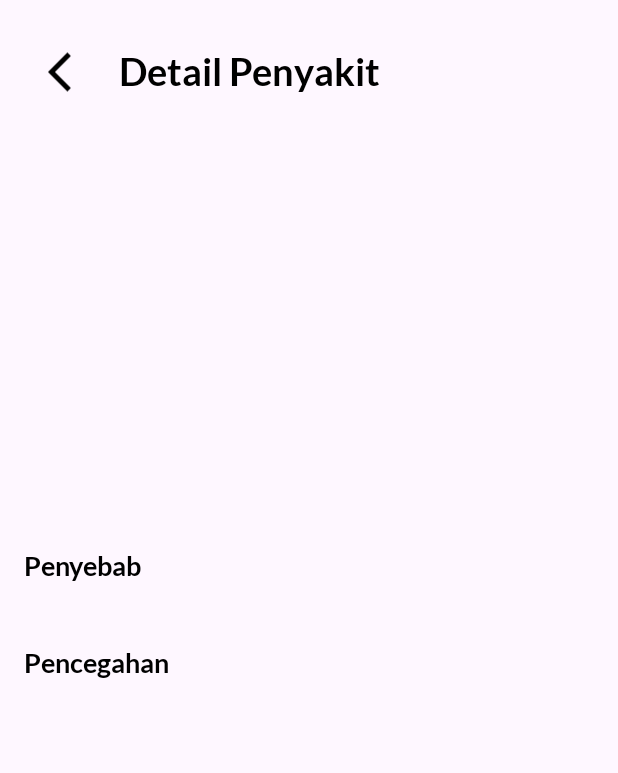
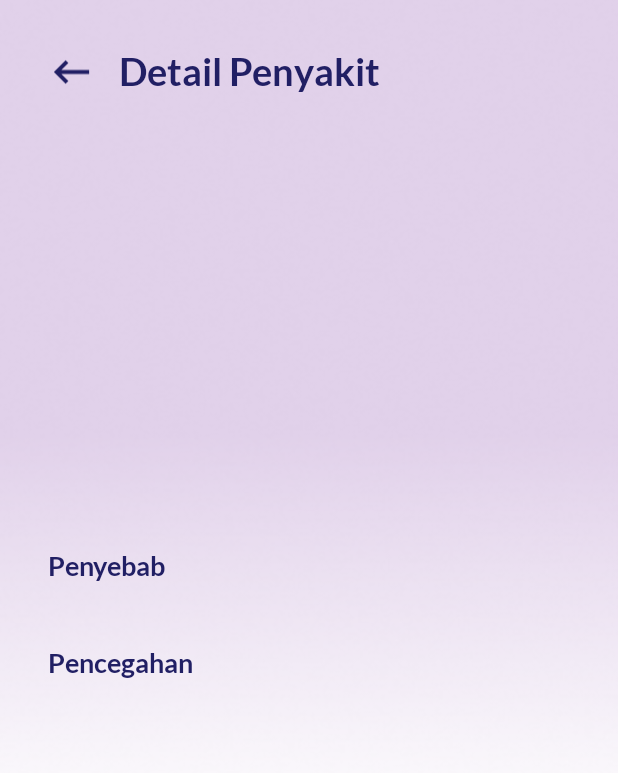
Before and after one commit to EverdD/SKeen, an Android app: the DetailActivity screen opened directly, with no data from a screen before it, on a phone screen of 412 x 824 dp. Shown: the top 773 px of the screen. Run offline under Robolectric (Android 15) with nearby library versions, the phone set to English and light mode, and no system bars.

Commit message:
fix layout

```diff
--- a/app/src/main/res/drawable/ic_back.xml
+++ b/app/src/main/res/drawable/ic_back.xml
@@ -1,5 +1,5 @@
 <vector xmlns:android="http://schemas.android.com/apk/res/android" android:autoMirrored="true" android:height="24dp" android:tint="#000000" android:viewportHeight="24" android:viewportWidth="24" android:width="24dp">
 
-    <path android:fillColor="@android:color/white" android:pathData="M11.67,3.87L9.9,2.1 0,12l9.9,9.9 1.77,-1.77L3.54,12z"/>
+    <path android:fillColor="@android:color/white" android:pathData="M21,11H6.83l3.58,-3.59L9,6l-6,6 6,6 1.41,-1.41L6.83,13H21z"/>
 
 </vector>
--- a/app/src/main/res/layout/activity_detail.xml
+++ b/app/src/main/res/layout/activity_detail.xml
@@ -3,20 +3,24 @@
     xmlns:app="http://schemas.android.com/apk/res-auto"
     android:layout_width="match_parent"
     android:layout_height="match_parent"
-    android:padding="16dp">
+    android:padding="16dp"
+    android:scrollbars="none"
+    android:background="@drawable/background_dashboard">
 
-    <LinearLayout
+    <androidx.constraintlayout.widget.ConstraintLayout
         android:layout_width="match_parent"
         android:layout_height="wrap_content"
-        android:orientation="vertical">
+        android:padding="16dp">
 
         <LinearLayout
-            android:layout_width="wrap_content"
+            android:id="@+id/headerLayout"
+            android:layout_width="0dp"
             android:layout_height="wrap_content"
             android:orientation="horizontal"
-            android:layout_marginTop="16dp"
-            android:layout_marginStart="16dp"
-            android:gravity="center_vertical">
+            android:gravity="center_vertical"
+            app:layout_constraintTop_toTopOf="parent"
+            app:layout_constraintStart_toStartOf="parent"
+            app:layout_constraintEnd_toEndOf="parent">
 
             <ImageView
                 android:id="@+id/imageBack"
@@ -24,7 +28,7 @@
                 android:layout_height="32dp"
                 android:contentDescription="@string/app_name"
                 android:src="@drawable/ic_back"
-                android:tint="@color/black" />
+                app:tint="@color/colorThird" />
 
             <TextView
                 android:id="@+id/textView2"
@@ -33,72 +37,96 @@
                 android:layout_marginStart="16dp"
                 android:fontFamily="@font/lato_bold"
                 android:text="Detail Penyakit"
-                android:textColor="@color/black"
+                android:textColor="@color/colorThird"
                 android:textSize="25sp" />
         </LinearLayout>
 
         <ImageView
             android:id="@+id/imgDiseasePhoto"
-            android:layout_width="match_parent"
+            android:layout_width="0dp"
             android:layout_height="200dp"
             android:layout_marginTop="16dp"
-            android:scaleType="centerCrop" />
+            android:scaleType="centerCrop"
+            app:layout_constraintTop_toBottomOf="@id/headerLayout"
+            app:layout_constraintStart_toStartOf="parent"
+            app:layout_constraintEnd_toEndOf="parent" />
 
         <TextView
             android:id="@+id/tvDiseaseName"
-            android:layout_width="wrap_content"
+            android:layout_width="0dp"
             android:layout_height="wrap_content"
             android:layout_marginTop="16dp"
-            android:textColor="@android:color/black"
+            android:fontFamily="@font/lato_bold"
+            android:textColor="@color/colorThird"
             android:textSize="24sp"
-            android:fontFamily="@font/lato_bold" />
+            app:layout_constraintTop_toBottomOf="@id/imgDiseasePhoto"
+            app:layout_constraintStart_toStartOf="parent"
+            app:layout_constraintEnd_toEndOf="parent" />
 
         <TextView
             android:id="@+id/tvDiseaseDescription"
-            android:layout_width="wrap_content"
+            android:layout_width="0dp"
             android:layout_height="wrap_content"
             android:layout_marginTop="8dp"
             android:fontFamily="@font/lato_regular"
-            android:textColor="@android:color/black"
-            android:textSize="16sp" />
+            android:justificationMode="inter_word"
+            android:textColor="@color/colorSecondaryPrimary"
+            android:textSize="16sp"
+            app:layout_constraintTop_toBottomOf="@id/tvDiseaseName"
+            app:layout_constraintStart_toStartOf="parent"
+            app:layout_constraintEnd_toEndOf="parent" />
 
         <TextView
             android:id="@+id/tvDiseaseCausesLabel"
-            android:layout_width="wrap_content"
+            android:layout_width="0dp"
             android:layout_height="wrap_content"
             android:layout_marginTop="16dp"
+            android:fontFamily="@font/lato_bold"
             android:text="Penyebab"
-            android:textColor="@android:color/black"
+            android:textColor="@color/colorThird"
             android:textSize="18sp"
-            android:fontFamily="@font/lato_bold" />
+            app:layout_constraintTop_toBottomOf="@id/tvDiseaseDescription"
+            app:layout_constraintStart_toStartOf="parent"
+            app:layout_constraintEnd_toEndOf="parent" />
 
         <TextView
             android:id="@+id/tvDiseaseCauses"
-            android:layout_width="wrap_content"
+            android:layout_width="0dp"
             android:layout_height="wrap_content"
             android:layout_marginTop="8dp"
             android:fontFamily="@font/lato_regular"
-            android:textColor="@android:color/black"
-            android:textSize="16sp" />
+            android:justificationMode="inter_word"
+            android:textColor="@color/colorSecondaryPrimary"
+            android:textSize="16sp"
+            app:layout_constraintTop_toBottomOf="@id/tvDiseaseCausesLabel"
+            app:layout_constraintStart_toStartOf="parent"
+            app:layout_constraintEnd_toEndOf="parent" />
 
         <TextView
             android:id="@+id/tvDiseasePreventionLabel"
-            android:layout_width="wrap_content"
+            android:layout_width="0dp"
             android:layout_height="wrap_content"
             android:layout_marginTop="16dp"
+            android:fontFamily="@font/lato_bold"
             android:text="Pencegahan"
-            android:textColor="@android:color/black"
+            android:textColor="@color/colorThird"
             android:textSize="18sp"
-            android:fontFamily="@font/lato_bold" />
+            app:layout_constraintTop_toBottomOf="@id/tvDiseaseCauses"
+            app:layout_constraintStart_toStartOf="parent"
+            app:layout_constraintEnd_toEndOf="parent" />
 
         <TextView
             android:id="@+id/tvDiseasePrevention"
-            android:layout_width="wrap_content"
+            android:layout_width="0dp"
             android:layout_height="wrap_content"
             android:layout_marginTop="8dp"
             android:layout_marginBottom="16dp"
             android:fontFamily="@font/lato_regular"
+            android:justificationMode="inter_word"
             android:textColor="@android:color/black"
-            android:textSize="16sp" />
-    </LinearLayout>
+            android:textSize="16sp"
+            app:layout_constraintTop_toBottomOf="@id/tvDiseasePreventionLabel"
+            app:layout_constraintStart_toStartOf="parent"
+            app:layout_constraintEnd_toEndOf="parent" />
+    </androidx.constraintlayout.widget.ConstraintLayout>
 </ScrollView>
--- a/app/src/main/res/layout/activity_main.xml
+++ b/app/src/main/res/layout/activity_main.xml
@@ -16,7 +16,7 @@
         android:layout_marginTop="76dp"
         android:fontFamily="@font/lato_bold"
         android:text="WELCOME"
-        android:textColor="@color/white"
+        android:textColor="@color/colorThird"
         app:layout_constraintEnd_toEndOf="parent"
         app:layout_constraintHorizontal_bias="0.091"
         app:layout_constraintStart_toStartOf="parent"
@@ -29,7 +29,7 @@
         android:layout_marginTop="20dp"
         android:fontFamily="@font/lato_bold"
         android:text="Hello, "
-        android:textColor="@color/white"
+        android:textColor="@color/colorThird"
         app:layout_constraintEnd_toEndOf="@+id/textView"
         app:layout_constraintHorizontal_bias="0.0"
         app:layout_constraintStart_toStartOf="@+id/textView"
@@ -40,9 +40,9 @@
         android:layout_width="wrap_content"
         android:layout_height="wrap_content"
         android:layout_marginTop="20dp"
-        android:fontFamily="@font/lato_light"
+        android:fontFamily="@font/lato_regular"
         android:text="email@bangkit.com"
-        android:textColor="@color/white"
+        android:textColor="@color/black"
         app:layout_constraintEnd_toEndOf="@+id/textView"
         app:layout_constraintHorizontal_bias="0.0"
         app:layout_constraintStart_toEndOf="@+id/tv_greeting"
--- a/app/src/main/res/layout/activity_scanner.xml
+++ b/app/src/main/res/layout/activity_scanner.xml
@@ -24,13 +24,13 @@
         android:id="@+id/tv_desc1"
         android:layout_width="wrap_content"
         android:layout_height="wrap_content"
-        android:layout_marginTop="148dp"
+        android:layout_marginTop="88dp"
         android:fontFamily="@font/lato_bold"
         android:text="Scan Skin Disease"
         android:textColor="@color/white"
         android:textSize="24sp"
         app:layout_constraintEnd_toEndOf="parent"
-        app:layout_constraintHorizontal_bias="0.538"
+        app:layout_constraintHorizontal_bias="0.497"
         app:layout_constraintStart_toStartOf="parent"
         app:layout_constraintTop_toTopOf="parent" />
 
@@ -38,8 +38,8 @@
         android:id="@+id/tv_desc2"
         android:layout_width="0dp"
         android:layout_height="wrap_content"
-        android:layout_marginTop="12dp"
         android:layout_marginStart="16dp"
+        android:layout_marginTop="28dp"
         android:layout_marginEnd="16dp"
         android:fontFamily="@font/lato_regular"
         android:gravity="center_horizontal"
@@ -47,6 +47,7 @@
         android:textColor="@color/white"
         android:textSize="14sp"
         app:layout_constraintEnd_toEndOf="parent"
+        app:layout_constraintHorizontal_bias="1.0"
         app:layout_constraintStart_toStartOf="parent"
         app:layout_constraintTop_toBottomOf="@id/tv_desc1" />
 
@@ -54,10 +55,11 @@
         android:id="@+id/mPhotoImageView"
         android:layout_width="310dp"
         android:layout_height="304dp"
-        android:layout_marginTop="16dp"
+        android:layout_marginTop="96dp"
         android:contentDescription="Displaying Image"
         app:layout_constraintDimensionRatio="1:1"
         app:layout_constraintEnd_toEndOf="parent"
+        app:layout_constraintHorizontal_bias="0.495"
         app:layout_constraintStart_toStartOf="parent"
         app:layout_constraintTop_toBottomOf="@id/tv_desc2"
         app:srcCompat="@android:color/transparent" />
@@ -97,13 +99,14 @@
         android:id="@+id/mDetectButton"
         android:layout_width="0dp"
         android:layout_height="wrap_content"
-        android:layout_marginTop="16dp"
         android:layout_marginStart="16dp"
+        android:layout_marginTop="8dp"
         android:layout_marginEnd="16dp"
-        android:backgroundTint="@color/colorFourth"
+        android:backgroundTint="@color/colorPrimary"
         android:fontFamily="@font/lato_bold"
         android:text="Analyze"
         app:layout_constraintEnd_toEndOf="parent"
+        app:layout_constraintHorizontal_bias="1.0"
         app:layout_constraintStart_toStartOf="parent"
         app:layout_constraintTop_toBottomOf="@id/mCameraButton" />
 
@@ -117,8 +120,8 @@
         android:fontFamily="@font/lato_bold"
         android:text="Default Image"
         android:textAlignment="center"
-        android:textColor="@color/black"
-        android:textSize="16sp"
+        android:textColor="@color/colorThird"
+        android:textSize="20sp"
         app:layout_constraintEnd_toEndOf="parent"
         app:layout_constraintStart_toStartOf="parent"
         app:layout_constraintTop_toBottomOf="@id/mDetectButton" />
--- a/app/src/main/res/layout/activity_skeencare.xml
+++ b/app/src/main/res/layout/activity_skeencare.xml
@@ -17,7 +17,7 @@
         android:src="@drawable/ic_back"
         app:layout_constraintStart_toStartOf="parent"
         app:layout_constraintTop_toTopOf="parent"
-        app:tint="@color/white" />
+        app:tint="@color/colorThird" />
 
     <androidx.recyclerview.widget.RecyclerView
         android:id="@+id/recyclerView"
@@ -38,7 +38,7 @@
         android:layout_marginStart="24dp"
         android:fontFamily="@font/lato_bold"
         android:text="Daftar Penyakit Kulit"
-        android:textColor="@color/white"
+        android:textColor="@color/colorSecondaryPrimary"
         android:textSize="25sp"
         app:layout_constraintBottom_toBottomOf="@+id/imageBack"
         app:layout_constraintStart_toEndOf="@+id/imageBack"
```
Also changed, not shown: app/src/main/assets/ic_virus.png, app/src/main/res/drawable/background_dashboard.png, app/src/main/res/drawable/background_scanner.png, app/src/main/res/drawable/banner_skin3.jpg (deleted), app/src/main/res/drawable/banner_skin3.png (added), app/src/main/res/drawable/ic_virus.png (deleted).
